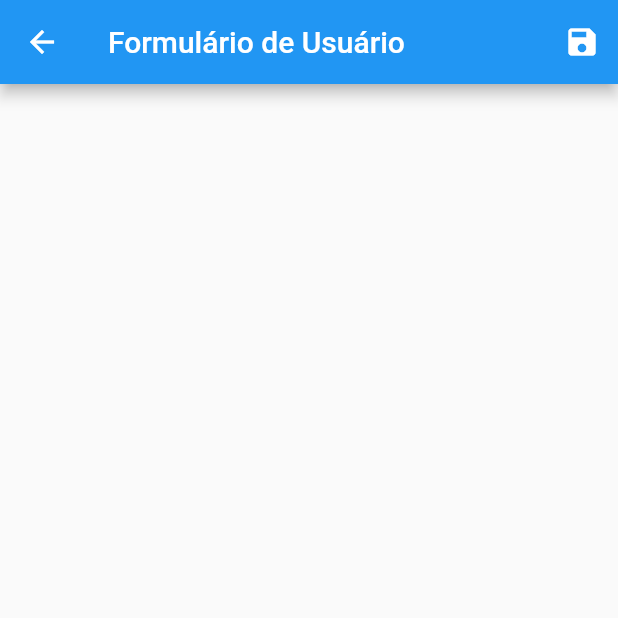
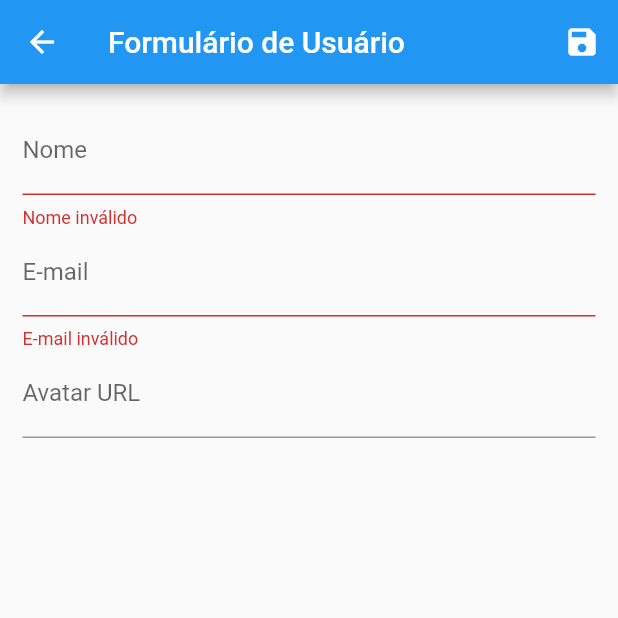
Before and after one commit to pereirathiago/crud-flutter, a Flutter app: the UserForm screen opened by its route, after a tap on the "save" icon, on a phone screen of 412 x 824 dp, the top half of it. Run offline on Flutter 3.47's test engine with Material 2 defaults, Android fonts, the phone set to English and light mode, and no system bars; network calls fail.

```diff
--- a/crud/lib/main.dart
+++ b/crud/lib/main.dart
@@ -25,7 +25,7 @@ class MyApp extends StatelessWidget {
         ),
         routes: {
           AppRoutes.HOME: (_) => const UserList(),
-          AppRoutes.USER_FORM: (_) => const UserForm(),
+          AppRoutes.USER_FORM: (_) => UserForm(),
         },
       ),
     );
--- a/crud/lib/views/user_form.dart
+++ b/crud/lib/views/user_form.dart
@@ -1,7 +1,36 @@
+import 'package:crud/models/user.dart';
+import 'package:crud/provider/users.dart';
 import 'package:flutter/material.dart';
+import 'package:provider/provider.dart';
 
-class UserForm extends StatelessWidget {
-  const UserForm({super.key});
+class UserForm extends StatefulWidget {
+  UserForm({super.key});
+
+  @override
+  State<UserForm> createState() => _UserFormState();
+}
+
+class _UserFormState extends State<UserForm> {
+  final _form = GlobalKey<FormState>();
+
+  final Map<String, String> _formData = {};
+
+  void _loadFormData(User user) {
+    _formData['id'] = user.id;
+    _formData['name'] = user.name;
+    _formData['email'] = user.email;
+    _formData['avatarUrl'] = user.avatarUrl;
+  }
+
+  @override
+  void didChangeDependencies() {
+    super.didChangeDependencies();
+
+    if (ModalRoute.of(context)!.settings.arguments != null) {
+      final user = ModalRoute.of(context)!.settings.arguments as User;
+      _loadFormData(user);
+    }
+  }
 
   @override
   Widget build(BuildContext context) {
@@ -10,11 +39,74 @@ class UserForm extends StatelessWidget {
         title: const Text('Formulário de Usuário'),
         actions: [
           IconButton(
-            onPressed: () {},
+            onPressed: () {
+              final isValid = _form.currentState!.validate();
+              if (isValid) {
+                _form.currentState!.save();
+                Provider.of<Users>(context, listen: false).put(
+                  User(
+                    id: _formData['id'] == null ? '' : _formData['id']!,
+                    name: _formData['name']!,
+                    email: _formData['email']!,
+                    avatarUrl: _formData['avatarUrl']!,
+                  ),
+                );
+                Navigator.of(context).pop();
+              }
+            },
             icon: const Icon(Icons.save),
           ),
         ],
       ),
+      body: Padding(
+        padding: const EdgeInsets.all(15),
+        child: Form(
+          key: _form,
+          child: Column(
+            children: [
+              TextFormField(
+                initialValue: _formData['name'],
+                decoration: const InputDecoration(
+                  labelText: 'Nome',
+                ),
+                validator: (value) {
+                  if (value == null || value.trim().isEmpty) {
+                    return 'Nome inválido';
+                  }
+                  if (value.trim().length < 3) {
+                    return 'Nome muito curto. No mínimo 3 caracteres.';
+                  }
+                  return null;
+                },
+                onSaved: (value) => _formData['name'] = value!,
+              ),
+              TextFormField(
+                initialValue: _formData['email'],
+                decoration: const InputDecoration(
+                  labelText: 'E-mail',
+                ),
+                validator: (value) {
+                  if (value == null || value.trim().isEmpty) {
+                    return 'E-mail inválido';
+                  }
+                  if (!value.trim().contains('@')) {
+                    return 'E-mail inválido';
+                  }
+                  return null;
+                },
+                onSaved: (value) => _formData['email'] = value!,
+              ),
+              TextFormField(
+                initialValue: _formData['avatarUrl'],
+                decoration: const InputDecoration(
+                  labelText: 'Avatar URL',
+                ),
+                onSaved: (value) => _formData['avatarUrl'] = value!,
+              ),
+            ],
+          ),
+        ),
+      ),
     );
   }
 }
```
Also changed, not shown: crud/lib/components/user_tile.dart (+27 -1 lines).
